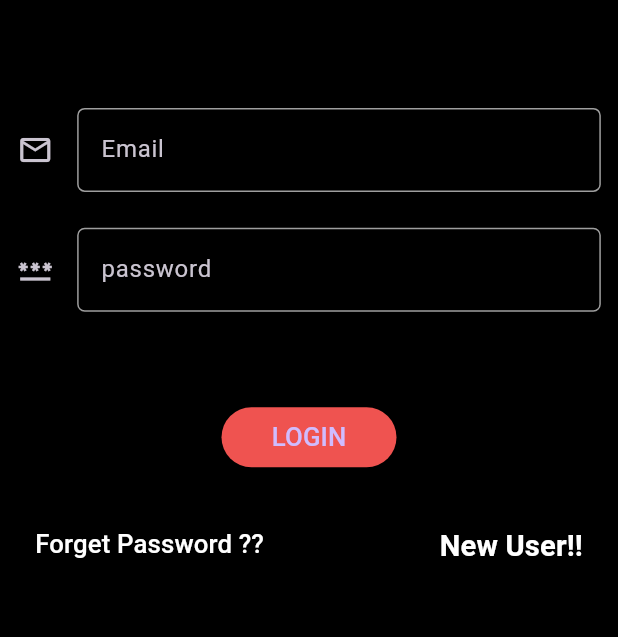
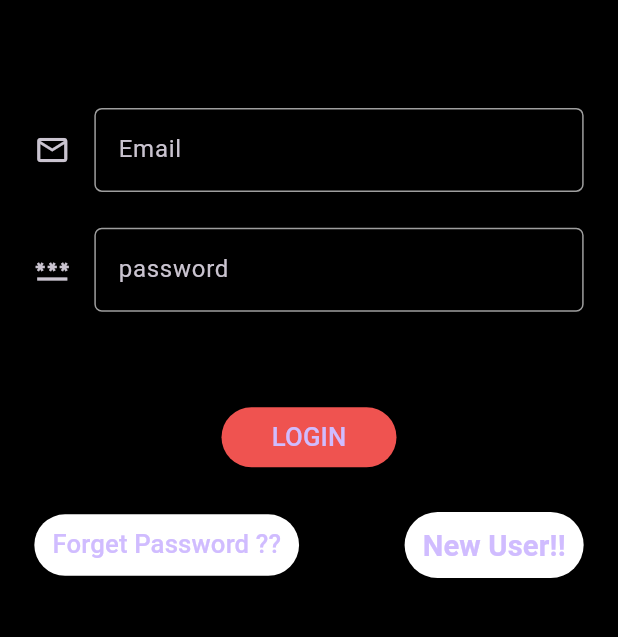
Before and after one commit to HarshGupta0/Shorts_App01, a Flutter app: the screen it shows after launch, on a phone screen of 412 x 824 dp, the part 370-1007 px from its top. Run offline on Flutter 3.47's test engine with Material 3 defaults, Android fonts, the phone set to English and light mode, and no system bars; our stand-ins replace cloud_firestore, firebase_auth, firebase_core, firebase_storage, flutter_screenutil, get and 2 more; accounts and stored records are empty.

Commit message:
updated code

```diff
--- a/lib/view/screens/auth/login_screen_ui.dart
+++ b/lib/view/screens/auth/login_screen_ui.dart
@@ -14,13 +14,14 @@ class LoginScreen extends StatefulWidget {
 
 class _LoginScreenState extends State<LoginScreen> {
   var authenticationController = AuthenticationController.instanceAuth;
-  TextEditingController emailController = new TextEditingController();
-  TextEditingController passwordController = new TextEditingController();
+  TextEditingController emailController = TextEditingController();
+  TextEditingController passwordController = TextEditingController();
   @override
   Widget build(BuildContext context) {
     return Scaffold(
       body: Center(
         child: Container(
+          margin :EdgeInsets.symmetric(horizontal: 10.w),
           padding:EdgeInsets.symmetric(horizontal: 10.w),
           child: Column(
             mainAxisAlignment: MainAxisAlignment.center,
@@ -67,7 +68,7 @@ class _LoginScreenState extends State<LoginScreen> {
                   width: 60.w,
                   child: Text("LOGIN",style: TextStyle(fontWeight:FontWeight.w500,fontSize: 15.sp),),
                 ),
-                style: ElevatedButton.styleFrom(primary: buttonColor),
+                style: ElevatedButton.styleFrom(backgroundColor: buttonColor),
               ),
               SizedBox(
                 height: 20.h,
@@ -79,7 +80,7 @@ class _LoginScreenState extends State<LoginScreen> {
                     onPressed: () {},
                     child: Text("Forget Password ??",style: TextStyle(fontWeight:FontWeight.w500,fontSize: 15.sp),),
                     style: TextButton.styleFrom(
-                      primary: Colors.white, // Text color
+                      backgroundColor: Colors.white, // Text color
                     ),
                   ),
                   TextButton(
@@ -89,13 +90,13 @@ class _LoginScreenState extends State<LoginScreen> {
                           MaterialPageRoute(
                               builder: (context) => SignUpScreen()));
                     },
-                    child: Text(
+                    child:Text(
                       "New User!!",
                       style:
                           TextStyle(fontWeight: FontWeight.bold, fontSize: 17.sp),
                     ),
                     style: TextButton.styleFrom(
-                      primary: Colors.white, // Text color
+                      backgroundColor: Colors.white, // Text color
                     ),
                   ),
                 ],
```
